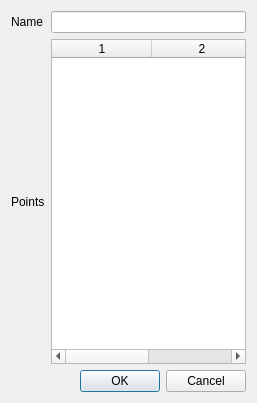
Above: GateBuilderDialog.ui from FRIBDAQ/SpecTcl before the change. Below: the same form after it.
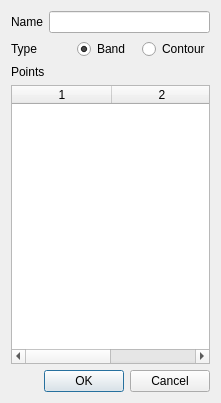
That is the form after the change.

Commit message:
Enable support for contour and band gates
* Building dialog now creates gates of both
  band and contour types.

```diff
--- a/GateBuilderDialog.ui
+++ b/GateBuilderDialog.ui
@@ -6,15 +6,17 @@
    <rect>
     <x>0</x>
     <y>0</y>
-    <width>257</width>
+    <width>221</width>
     <height>403</height>
    </rect>
   </property>
   <property name="windowTitle">
    <string>Dialog</string>
   </property>
-  <layout class="QGridLayout" name="gridLayout">
-   <item row="0" column="0">
+  <layout class="QVBoxLayout" name="verticalLayout">
+   <item>
+    <layout class="QHBoxLayout" name="horizontalLayout_2">
+     <item>
     <widget class="QLabel" name="label">
      <property name="text">
       <string>Name</string>
@@ -24,10 +26,43 @@
      </property>
     </widget>
    </item>
-   <item row="0" column="1">
+     <item>
     <widget class="QLineEdit" name="gateNameEdit"/>
    </item>
-   <item row="1" column="0">
+    </layout>
+   </item>
+   <item>
+    <layout class="QHBoxLayout" name="horizontalLayout">
+     <item>
+      <widget class="QLabel" name="label_3">
+       <property name="text">
+        <string>Type</string>
+       </property>
+       <property name="buddy">
+        <cstring>bandButton</cstring>
+       </property>
+      </widget>
+     </item>
+     <item>
+      <widget class="QRadioButton" name="bandButton">
+       <property name="text">
+        <string>Band</string>
+       </property>
+       <property name="checked">
+        <bool>true</bool>
+       </property>
+      </widget>
+     </item>
+     <item>
+      <widget class="QRadioButton" name="contourButton">
+       <property name="text">
+        <string>Contour</string>
+       </property>
+      </widget>
+     </item>
+    </layout>
+   </item>
+   <item>
     <widget class="QLabel" name="label_2">
      <property name="text">
       <string>Points</string>
@@ -37,17 +72,7 @@
      </property>
     </widget>
    </item>
-   <item row="2" column="0" colspan="2">
-    <widget class="QDialogButtonBox" name="buttonBox">
-     <property name="orientation">
-      <enum>Qt::Horizontal</enum>
-     </property>
-     <property name="standardButtons">
-      <set>QDialogButtonBox::Cancel|QDialogButtonBox::Ok</set>
-     </property>
-    </widget>
-   </item>
-   <item row="1" column="1">
+   <item>
     <widget class="QTableWidget" name="dataTable">
      <property name="columnCount">
       <number>2</number>
@@ -62,6 +87,16 @@
      <column/>
     </widget>
    </item>
+   <item>
+    <widget class="QDialogButtonBox" name="buttonBox">
+     <property name="orientation">
+      <enum>Qt::Horizontal</enum>
+     </property>
+     <property name="standardButtons">
+      <set>QDialogButtonBox::Cancel|QDialogButtonBox::Ok</set>
+     </property>
+    </widget>
+   </item>
   </layout>
  </widget>
  <resources/>
```
Lines whose indentation alone changed are shown as unchanged. The commit also changes 4 other files.
